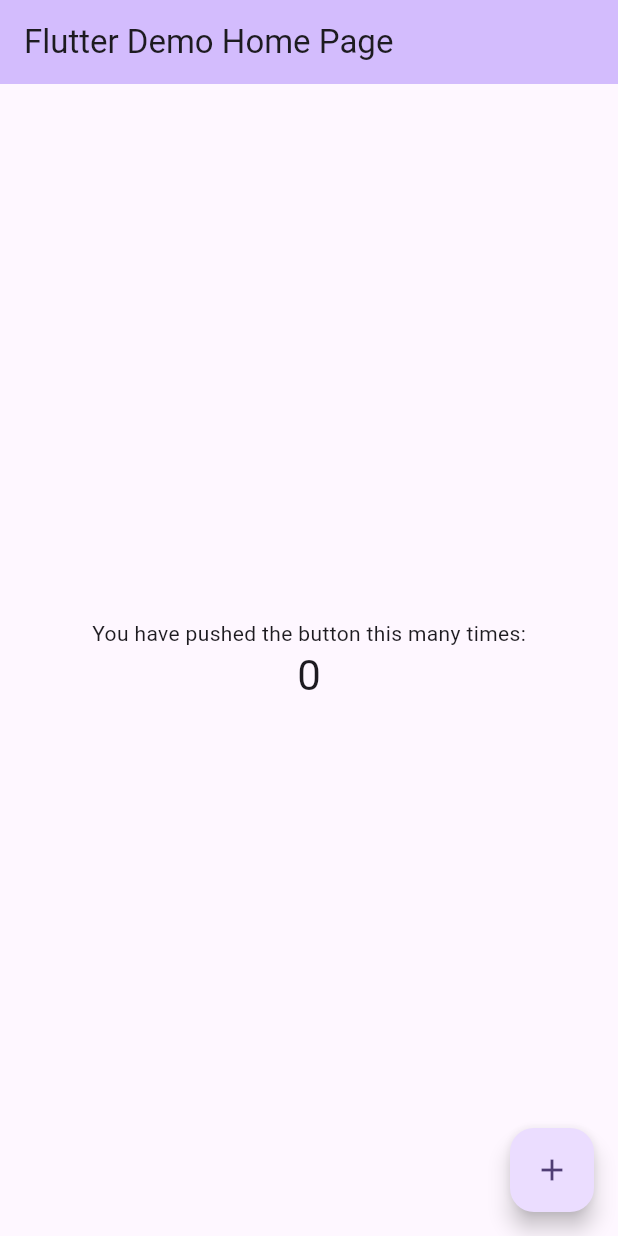
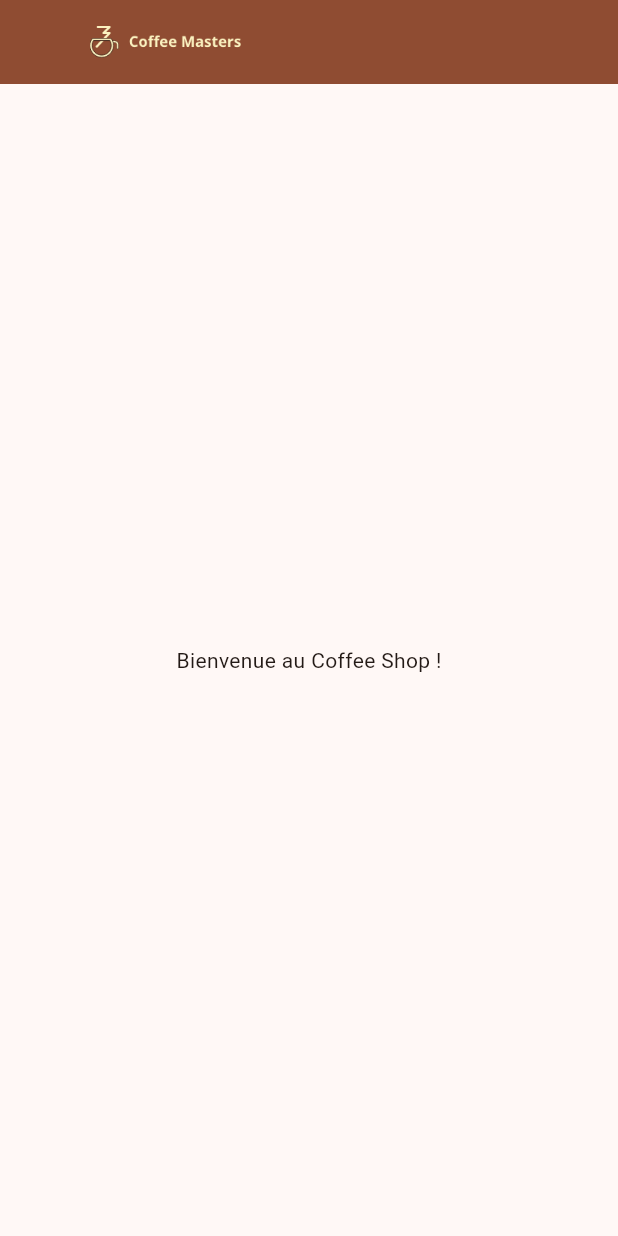
Before and after one commit to hanine007/Coffee_Shop, a Flutter app: the screen it shows after launch, on a phone screen of 412 x 824 dp. Run offline on Flutter 3.47's test engine with Material 3 defaults, Android fonts, the phone set to English and light mode, and no system bars.

Commit message:
modify the name and add the logo image

```diff
--- a/lib/main.dart
+++ b/lib/main.dart
@@ -7,117 +7,40 @@ void main() {
 class MyApp extends StatelessWidget {
   const MyApp({super.key});
 
-  // This widget is the root of your application.
   @override
   Widget build(BuildContext context) {
     return MaterialApp(
-      title: 'Flutter Demo',
+      title: 'Coffee Shop',
       theme: ThemeData(
-        // This is the theme of your application.
-        //
-        // TRY THIS: Try running your application with "flutter run". You'll see
-        // the application has a purple toolbar. Then, without quitting the app,
-        // try changing the seedColor in the colorScheme below to Colors.green
-        // and then invoke "hot reload" (save your changes or press the "hot
-        // reload" button in a Flutter-supported IDE, or press "r" if you used
-        // the command line to start the app).
-        //
-        // Notice that the counter didn't reset back to zero; the application
-        // state is not lost during the reload. To reset the state, use hot
-        // restart instead.
-        //
-        // This works for code too, not just values: Most code changes can be
-        // tested with just a hot reload.
-        colorScheme: ColorScheme.fromSeed(seedColor: Colors.deepPurple),
-        useMaterial3: true,
+        colorScheme: ColorScheme.fromSeed(
+          seedColor: Color.fromARGB(255, 96, 59, 45), // Couleur marron
+          brightness: Brightness.light, // Mode clair
+        ),
+        useMaterial3: true, // Active Material 3
       ),
-      home: const MyHomePage(title: 'Flutter Demo Home Page'),
+      home: const MyHomePage(),
     );
   }
 }
 
 class MyHomePage extends StatefulWidget {
-  const MyHomePage({super.key, required this.title});
-
-  // This widget is the home page of your application. It is stateful, meaning
-  // that it has a State object (defined below) that contains fields that affect
-  // how it looks.
-
-  // This class is the configuration for the state. It holds the values (in this
-  // case the title) provided by the parent (in this case the App widget) and
-  // used by the build method of the State. Fields in a Widget subclass are
-  // always marked "final".
-
-  final String title;
+  const MyHomePage({super.key});
 
   @override
   State<MyHomePage> createState() => _MyHomePageState();
 }
 
 class _MyHomePageState extends State<MyHomePage> {
-  int _counter = 0;
-
-  void _incrementCounter() {
-    setState(() {
-      // This call to setState tells the Flutter framework that something has
-      // changed in this State, which causes it to rerun the build method below
-      // so that the display can reflect the updated values. If we changed
-      // _counter without calling setState(), then the build method would not be
-      // called again, and so nothing would appear to happen.
-      _counter++;
-    });
-  }
-
   @override
   Widget build(BuildContext context) {
-    // This method is rerun every time setState is called, for instance as done
-    // by the _incrementCounter method above.
-    //
-    // The Flutter framework has been optimized to make rerunning build methods
-    // fast, so that you can just rebuild anything that needs updating rather
-    // than having to individually change instances of widgets.
     return Scaffold(
       appBar: AppBar(
-        // TRY THIS: Try changing the color here to a specific color (to
-        // Colors.amber, perhaps?) and trigger a hot reload to see the AppBar
-        // change color while the other colors stay the same.
-        backgroundColor: Theme.of(context).colorScheme.inversePrimary,
-        // Here we take the value from the MyHomePage object that was created by
-        // the App.build method, and use it to set our appbar title.
-        title: Text(widget.title),
+        backgroundColor: Theme.of(context).colorScheme.primary, // Utilisation de la couleur principale
+        title: Image.asset('images/logo.png', height: 40), // Ajustement de la hauteur du logo si besoin
       ),
-      body: Center(
-        // Center is a layout widget. It takes a single child and positions it
-        // in the middle of the parent.
-        child: Column(
-          // Column is also a layout widget. It takes a list of children and
-          // arranges them vertically. By default, it sizes itself to fit its
-          // children horizontally, and tries to be as tall as its parent.
-          //
-          // Column has various properties to control how it sizes itself and
-          // how it positions its children. Here we use mainAxisAlignment to
-          // center the children vertically; the main axis here is the vertical
-          // axis because Columns are vertical (the cross axis would be
-          // horizontal).
-          //
-          // TRY THIS: Invoke "debug painting" (choose the "Toggle Debug Paint"
-          // action in the IDE, or press "p" in the console), to see the
-          // wireframe for each widget.
-          mainAxisAlignment: MainAxisAlignment.center,
-          children: <Widget>[
-            const Text('You have pushed the button this many times:'),
-            Text(
-              '$_counter',
-              style: Theme.of(context).textTheme.headlineMedium,
-            ),
-          ],
-        ),
+      body: const Center(
+        child: Text("Bienvenue au Coffee Shop !"),
       ),
-      floatingActionButton: FloatingActionButton(
-        onPressed: _incrementCounter,
-        tooltip: 'Increment',
-        child: const Icon(Icons.add),
-      ), // This trailing comma makes auto-formatting nicer for build methods.
     );
   }
 }
```
